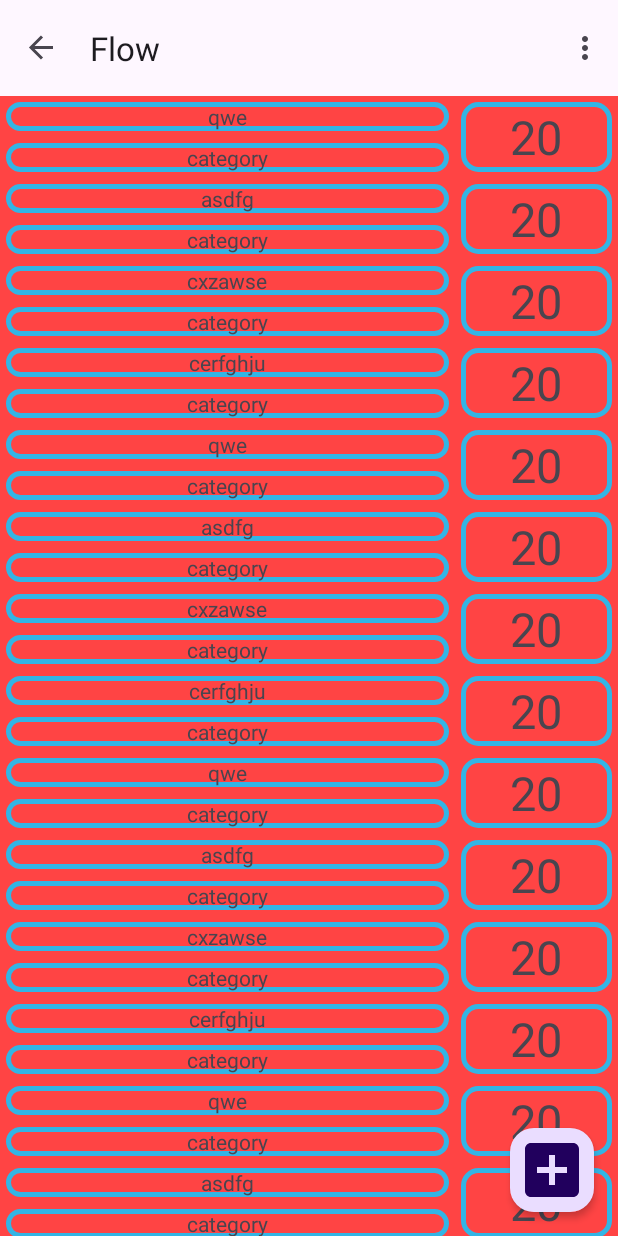
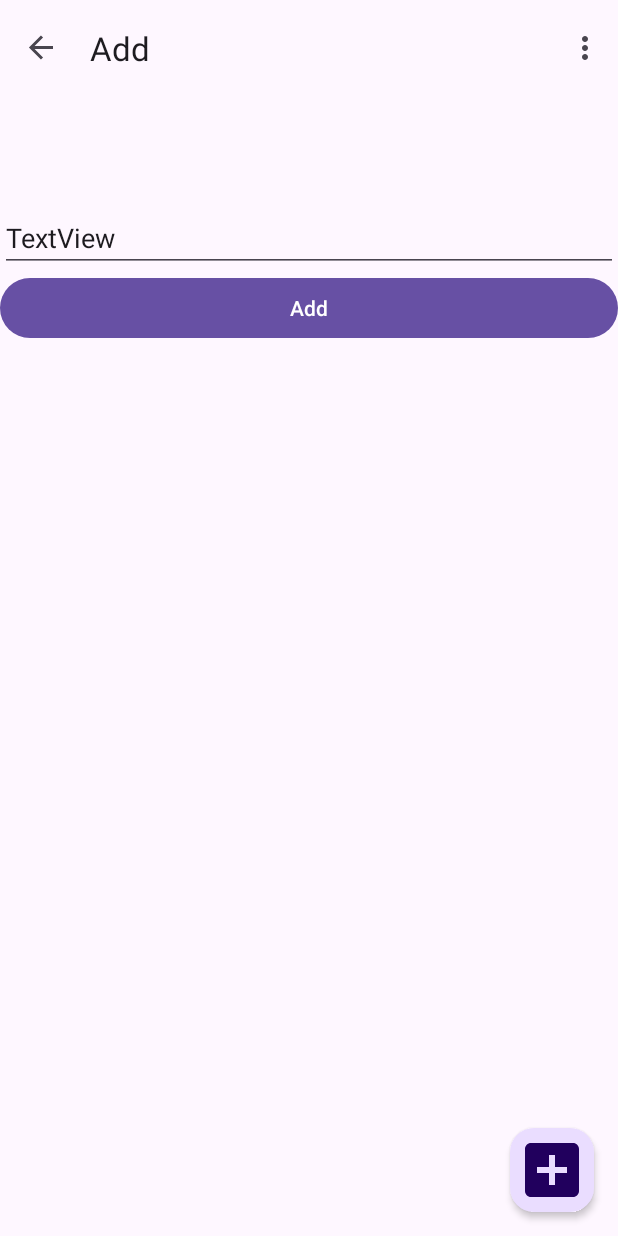
Before and after one commit to Vlad421/BillManager, an Android app: the AddFragment screen opened through its navigation route, on a phone screen of 412 x 824 dp. Run offline under Robolectric (Android 15) with nearby library versions, the phone set to English and light mode, and no system bars; our stand-ins replace navigation-ui.

Commit message:
- reworked nav - added add entry fragment

```diff
--- a/app/src/main/java/my/sdlc/billmanager/AddFragment.java
+++ b/app/src/main/java/my/sdlc/billmanager/AddFragment.java
@@ -1,50 +1,24 @@
 package my.sdlc.billmanager;
 
-import android.content.Context;
 import android.os.Bundle;
-
-import androidx.annotation.NonNull;
-import androidx.fragment.app.Fragment;
-import androidx.recyclerview.widget.LinearLayoutManager;
-import androidx.recyclerview.widget.RecyclerView;
-
 import android.view.LayoutInflater;
 import android.view.View;
 import android.view.ViewGroup;
 
+import androidx.annotation.NonNull;
+import androidx.annotation.Nullable;
+import androidx.fragment.app.Fragment;
+import androidx.navigation.Navigation;
 
 public class AddFragment extends Fragment {
 
+    @Nullable
+    @Override
+    public View onCreateView(@NonNull LayoutInflater inflater, @Nullable ViewGroup container, @Nullable Bundle savedInstanceState) {
 
-    public AddFragment() {
-        // Required empty public constructor
+        ViewGroup view = (ViewGroup) inflater.inflate(R.layout.fragment_add_entry, container, false);
 
+        return view;
 
     }
-
-
-    @Override
-    public View onCreateView(LayoutInflater inflater, ViewGroup container,
-                             Bundle savedInstanceState) {
-
-        ViewGroup view = (ViewGroup) inflater.inflate(R.layout.fragment_add, container, false);
-
-
-
-        FlowListAdapter customAdapter = new FlowListAdapter(new String[] {"qwe","asdfg","cxzawse","cerfghju","qwe","asdfg","cxzawse","cerfghju","qwe","asdfg","cxzawse","cerfghju","qwe","asdfg","cxzawse","cerfghju"});
-
-
-        RecyclerView flowView = view.findViewById(R.id.recycler_view);
-        flowView.setLayoutManager(new LinearLayoutManager(getActivity()));
-
-
-        flowView.setAdapter(customAdapter);
-
-        return view;
-    }
-
-    @Override
-    public void onAttach(@NonNull Context context) {
-        super.onAttach(context);
-    }
 }
--- a/app/src/main/java/my/sdlc/billmanager/FlowListAdapter.java
+++ b/app/src/main/java/my/sdlc/billmanager/FlowListAdapter.java
@@ -9,9 +9,13 @@ import android.widget.TextView;
 import androidx.annotation.NonNull;
 import androidx.recyclerview.widget.RecyclerView;
 
+import java.util.ArrayList;
+
+import my.sdlc.billmanager.entity.Earn;
+
 public class FlowListAdapter extends RecyclerView.Adapter<FlowListAdapter.EntryHolder> {
 
-    String[] data;
+    ArrayList<Earn> data;
 
     class EntryHolder extends RecyclerView.ViewHolder {
         TextView text;
@@ -28,7 +32,7 @@ public class FlowListAdapter extends RecyclerView.Adapter<FlowListAdapter.EntryH
     }
 
 
-    public FlowListAdapter(String[] data) {
+    public FlowListAdapter(ArrayList<Earn> data) {
         this.data = data;
     }
 
@@ -43,12 +47,12 @@ public class FlowListAdapter extends RecyclerView.Adapter<FlowListAdapter.EntryH
 
     @Override
     public void onBindViewHolder(@NonNull EntryHolder holder, int position) {
-        holder.getTextView().setText(data[position]);
+        holder.getTextView().setText(data.get(position).getCategory());
     }
 
     @Override
     public int getItemCount() {
-        return data.length;
+        return data.size();
     }
 
 
--- a/app/src/main/java/my/sdlc/billmanager/MainActivity.java
+++ b/app/src/main/java/my/sdlc/billmanager/MainActivity.java
@@ -5,7 +5,6 @@ import android.os.Bundle;
 import androidx.appcompat.app.AppCompatActivity;
 
 import androidx.appcompat.widget.Toolbar;
-import androidx.fragment.app.FragmentManager;
 import androidx.navigation.NavController;
 import androidx.navigation.Navigation;
 import androidx.navigation.fragment.NavHostFragment;
@@ -15,6 +14,9 @@ import androidx.navigation.ui.NavigationUI;
 import android.view.Menu;
 import android.view.MenuInflater;
 import android.view.MenuItem;
+import android.view.View;
+
+import com.google.android.material.floatingactionbutton.FloatingActionButton;
 
 import java.util.Objects;
 
@@ -23,6 +25,7 @@ public class MainActivity extends AppCompatActivity {
     private AppBarConfiguration appBarConfiguration;
     private Toolbar toolbar;
     private NavController navController;
+    private FloatingActionButton floatingActionButtonMain;
 
     @Override
     protected void onCreate(Bundle savedInstanceState) {
@@ -40,6 +43,15 @@ public class MainActivity extends AppCompatActivity {
         NavigationUI.setupActionBarWithNavController(this, navController,
                 appBarConfiguration);
 
+
+        floatingActionButtonMain = findViewById(R.id.floating_action_button_add);
+
+        floatingActionButtonMain.setOnClickListener(new View.OnClickListener() {
+            @Override
+            public void onClick(View v) {
+                navController.navigate(R.id.addFragment);
+            }
+        });
 
 
 
--- a/app/src/main/java/my/sdlc/billmanager/MainFragment.java
+++ b/app/src/main/java/my/sdlc/billmanager/MainFragment.java
@@ -12,14 +12,10 @@ import android.view.ViewGroup;
 import android.widget.Button;
 import android.widget.Toast;
 
-/**
- * A simple {@link Fragment} subclass.
- * Use the {@link MainFragment#getInstance} factory method to
- * create an instance of this fragment.
- */
+
 public class MainFragment extends Fragment {
 
-    private static MainFragment fragment;
+    private MainFragment fragment;
     private Button incomeButton;
     private Button expensesButton;
 
@@ -27,15 +23,6 @@ public class MainFragment extends Fragment {
 
     }
 
-
-    public static MainFragment getInstance() {
-        if (fragment == null) {
-            fragment = new MainFragment();
-        }
-
-
-        return fragment;
-    }
 
 
     @Override
--- a/app/src/main/java/my/sdlc/billmanager/helpers/Constants.java
+++ b/app/src/main/java/my/sdlc/billmanager/helpers/Constants.java
@@ -45,4 +45,7 @@ public class Constants {
         January, February, March, April, May, June, July, August, September, October, November, December;
     }
 
+    public enum Type{
+        INCOME,SPENT
+    }
 }
--- a/app/src/main/java/my/sdlc/billmanager/helpers/dataBase/CategoryTable.java
+++ b/app/src/main/java/my/sdlc/billmanager/helpers/dataBase/CategoryTable.java
@@ -5,9 +5,7 @@ import android.content.ContentValues;
 public class CategoryTable extends Table {
 
 
-    enum Type{
-        INCOME,SPENT
-    }
+
 
     private static IncomeTable incomeTable;
 
--- a/app/src/main/java/my/sdlc/billmanager/helpers/dataBase/IncomeTable.java
+++ b/app/src/main/java/my/sdlc/billmanager/helpers/dataBase/IncomeTable.java
@@ -1,9 +1,11 @@
 package my.sdlc.billmanager.helpers.dataBase;
+
+import my.sdlc.billmanager.helpers.Constants;
 
 public class IncomeTable extends EntityTable {
 
     private static IncomeTable incomeTable;
-    private static final String CAT_TYPE = String.valueOf(CategoryTable.Type.INCOME);
+    private static final String CAT_TYPE = String.valueOf(Constants.Type.INCOME);
 
     private static final String TABLE_NAME = "income";
 
--- a/app/src/main/java/my/sdlc/billmanager/helpers/dataBase/SpentTable.java
+++ b/app/src/main/java/my/sdlc/billmanager/helpers/dataBase/SpentTable.java
@@ -7,7 +7,7 @@ import my.sdlc.billmanager.helpers.Constants;
 public class SpentTable extends EntityTable {
 
     private static SpentTable spentTable;
-    private static final String CAT_TYPE = String.valueOf(CategoryTable.Type.SPENT);
+    private static final String CAT_TYPE = String.valueOf(Constants.Type.SPENT);
 
 
    private static final String TABLE_NAME = "spent";
--- a/app/src/main/res/layout/activity_main.xml
+++ b/app/src/main/res/layout/activity_main.xml
@@ -27,7 +27,7 @@
 
 
     <com.google.android.material.floatingactionbutton.FloatingActionButton
-        android:id="@+id/addFlow"
+        android:id="@+id/floating_action_button_add"
         android:layout_width="wrap_content"
         android:layout_height="wrap_content"
         android:layout_gravity="bottom|end"
--- /dev/null
+++ b/app/src/main/res/layout/fragment_add_entry.xml
@@ -0,0 +1,26 @@
+<?xml version="1.0" encoding="utf-8"?>
+<androidx.constraintlayout.widget.ConstraintLayout xmlns:android="http://schemas.android.com/apk/res/android"
+    xmlns:app="http://schemas.android.com/apk/res-auto"
+    xmlns:tools="http://schemas.android.com/tools"
+    android:layout_width="match_parent"
+    android:layout_height="match_parent">
+
+    <EditText
+        android:id="@+id/textView2"
+        android:layout_width="0dp"
+        android:layout_height="wrap_content"
+        android:layout_marginTop="72dp"
+        android:text="TextView"
+        app:layout_constraintEnd_toEndOf="parent"
+        app:layout_constraintStart_toStartOf="parent"
+        app:layout_constraintTop_toTopOf="parent" />
+
+    <Button
+        android:id="@+id/button"
+        android:layout_width="0dp"
+        android:layout_height="wrap_content"
+        android:text="Add"
+        app:layout_constraintEnd_toEndOf="parent"
+        app:layout_constraintStart_toStartOf="parent"
+        app:layout_constraintTop_toBottomOf="@+id/textView2" />
+</androidx.constraintlayout.widget.ConstraintLayout>
--- a/app/src/main/res/navigation/navigation.xml
+++ b/app/src/main/res/navigation/navigation.xml
@@ -4,6 +4,7 @@
     xmlns:tools="http://schemas.android.com/tools"
     android:id="@+id/navigation"
     app:startDestination="@id/mainFragment">
+
     <fragment
         android:id="@+id/mainFragment"
         android:name="my.sdlc.billmanager.MainFragment"
@@ -11,11 +12,19 @@
         tools:layout="@layout/fragment_main" >
         <action
             android:id="@+id/action_mainFragment_to_addFragment"
+            app:destination="@id/incomeFlowFragment" />
+        <action
+            android:id="@+id/action_mainFragment_to_addFragment2"
             app:destination="@id/addFragment" />
     </fragment>
     <fragment
-        tools:layout="@layout/fragment_add"
+        tools:layout="@layout/fragment_income_flow"
+        android:id="@+id/incomeFlowFragment"
+        android:name="my.sdlc.billmanager.IncomeFlowFragment"
+        android:label="Flow" />
+
+    <fragment tools:layout="@layout/fragment_add_entry"
         android:id="@+id/addFragment"
         android:name="my.sdlc.billmanager.AddFragment"
-        android:label="Flow" />
+        android:label="Add"/>
 </navigation>
```
Also changed, not shown: app/src/main/java/my/sdlc/billmanager/IncomeFlowFragment.java (added, +54 -0 lines), app/src/main/java/my/sdlc/billmanager/entity/Entry.java (+9 -0 lines), app/src/main/res/layout/list_flow_element.xml (+20 -7 lines), app/src/main/res/layout/fragment_income_flow.xml (renamed from app/src/main/res/layout/fragment_add.xml).
